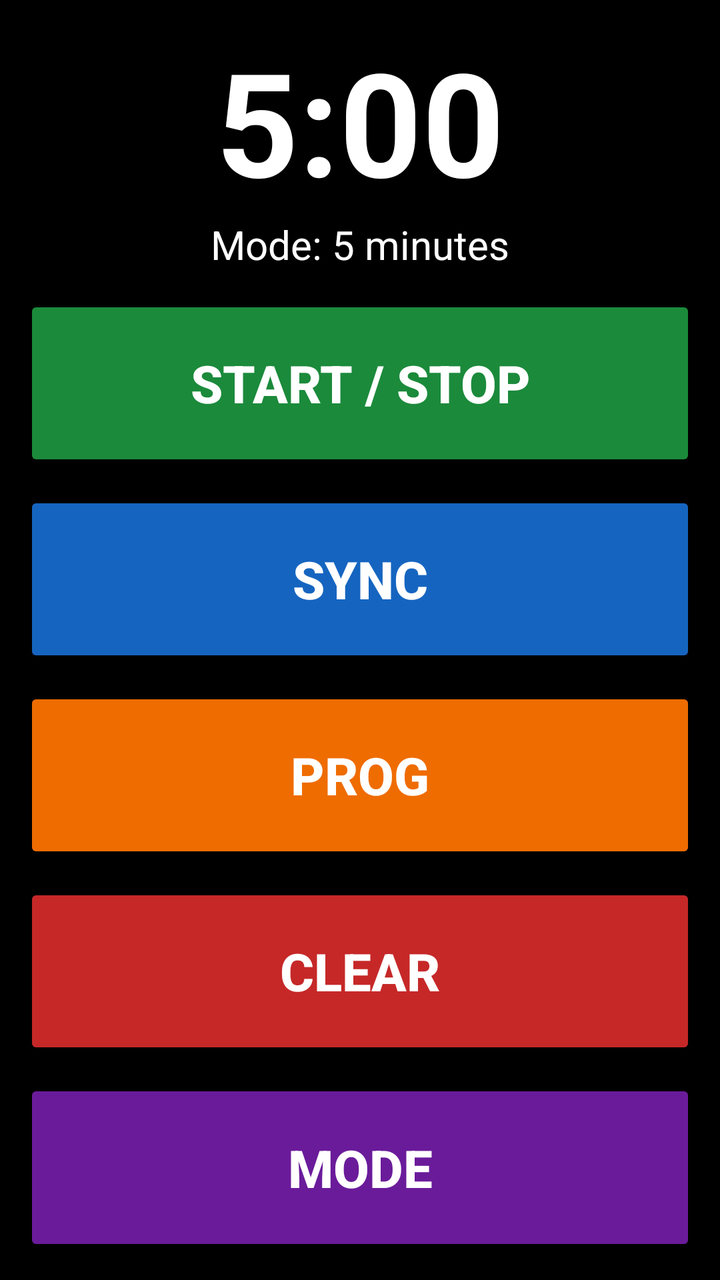
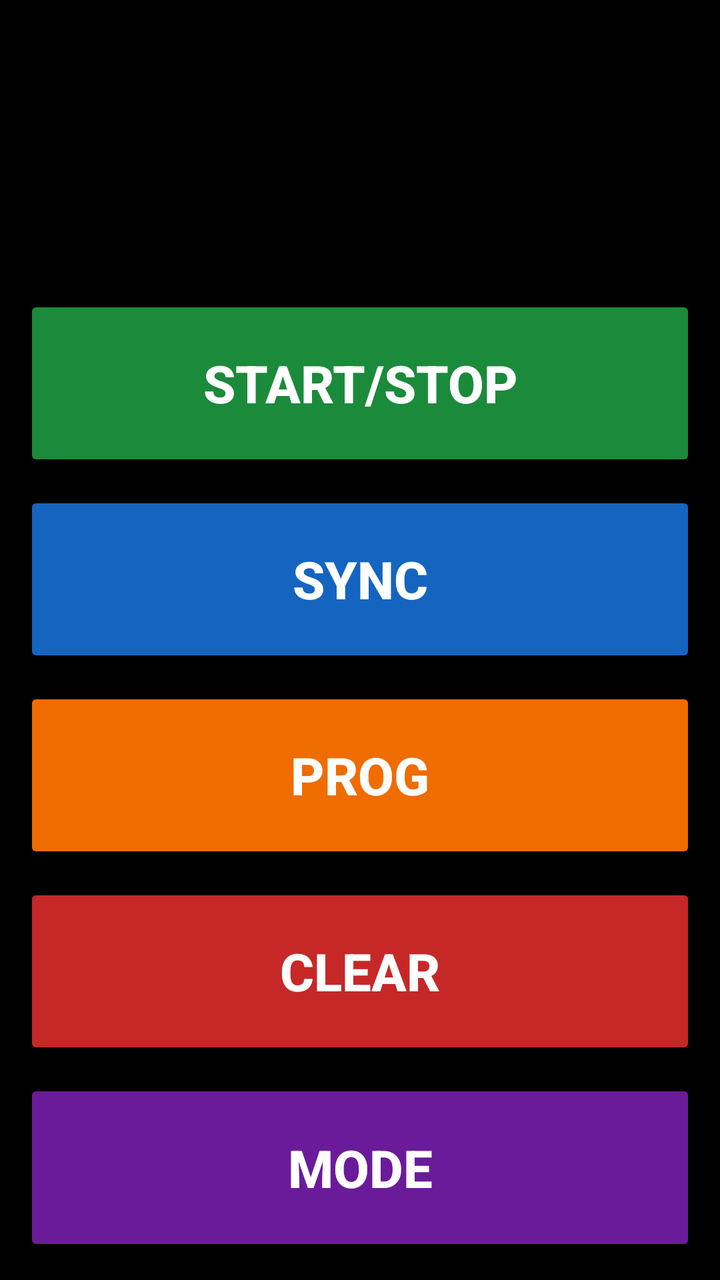

The first picture is an Android layout as it rendered before a commit; the second is the same layout after the commit. The layout source and the unified diff follow.
<!-- AndroidManifest.xml: application theme Theme.BlindStartWatch -->
<!-- res/layout/activity_main.xml -->
<?xml version="1.0" encoding="utf-8"?>
<LinearLayout xmlns:android="http://schemas.android.com/apk/res/android"
    xmlns:app="http://schemas.android.com/apk/res-auto"
    android:layout_width="match_parent"
    android:layout_height="match_parent"
    android:orientation="vertical"
    android:background="@color/background_black"
    android:padding="12dp">

    
    <TextView
        android:id="@+id/txtStatus"
        android:layout_width="match_parent"
        android:layout_height="0dp"
        android:layout_weight="1.1"
        android:gravity="center"
        android:textColor="@color/text_white"
        android:textStyle="bold"
        android:text="5:00"
        app:autoSizeTextType="uniform"
        app:autoSizeMinTextSize="40sp"
        app:autoSizeMaxTextSize="300sp"
        app:autoSizeStepGranularity="4sp"
        android:contentDescription="Current status" />

    <TextView
        android:id="@+id/txtMode"
        android:layout_width="match_parent"
        android:layout_height="wrap_content"
        android:gravity="center"
        android:textColor="@color/text_white"
        android:textSize="20sp"
        android:paddingBottom="12dp"
        android:text="Mode: 5 minutes" />

    
    <Button
        android:id="@+id/btnStartStop"
        android:layout_width="match_parent"
        android:layout_height="0dp"
        android:layout_weight="1"
        android:layout_marginBottom="10dp"
        android:backgroundTint="@color/btn_start_stop_go"
        android:text="START / STOP"
        android:textSize="26sp"
        android:textStyle="bold"
        android:textColor="@color/text_white" />

    
    <Button
        android:id="@+id/btnSync"
        android:layout_width="match_parent"
        android:layout_height="0dp"
        android:layout_weight="1"
        android:layout_marginBottom="10dp"
        android:backgroundTint="@color/btn_sync"
        android:text="SYNC"
        android:textSize="26sp"
        android:textStyle="bold"
        android:textColor="@color/text_white" />

    
    <Button
        android:id="@+id/btnProg"
        android:layout_width="match_parent"
        android:layout_height="0dp"
        android:layout_weight="1"
        android:layout_marginBottom="10dp"
        android:backgroundTint="@color/btn_prog"
        android:text="PROG"
        android:textSize="26sp"
        android:textStyle="bold"
        android:textColor="@color/text_white" />

    
    <Button
        android:id="@+id/btnClear"
        android:layout_width="match_parent"
        android:layout_height="0dp"
        android:layout_weight="1"
        android:layout_marginBottom="10dp"
        android:backgroundTint="@color/btn_clear"
        android:text="CLEAR"
        android:textSize="26sp"
        android:textStyle="bold"
        android:textColor="@color/text_white" />

    
    <Button
        android:id="@+id/btnMode"
        android:layout_width="match_parent"
        android:layout_height="0dp"
        android:layout_weight="1"
        android:backgroundTint="@color/btn_mode"
        android:text="MODE"
        android:textSize="26sp"
        android:textStyle="bold"
        android:textColor="@color/text_white" />

</LinearLayout>
<!-- resources referenced by this layout -->
<resources>
  <color name="background_black">#000000</color>
  <color name="btn_clear">#C62828</color>
  <color name="btn_mode">#6A1B9A</color>
  <color name="btn_prog">#EF6C00</color>
  <color name="btn_start_stop_go">#1B8A3B</color>
  <color name="btn_sync">#1565C0</color>
  <color name="text_white">#FFFFFF</color>
  <style name="Theme.BlindStartWatch" parent="Theme.MaterialComponents.NoActionBar">
          <item name="android:windowBackground">@color/background_black</item>
          <item name="android:statusBarColor">@color/background_black</item>
          <item name="colorPrimary">@color/background_black</item>
      </style>
</resources>

<!-- the commit's change to res/layout/activity_main.xml (unified diff, before → after) -->
@@ -16,12 +16,12 @@
         android:gravity="center"
         android:textColor="@color/text_white"
         android:textStyle="bold"
-        android:text="5:00"
+        android:text=""
         app:autoSizeTextType="uniform"
         app:autoSizeMinTextSize="40sp"
         app:autoSizeMaxTextSize="300sp"
         app:autoSizeStepGranularity="4sp"
-        android:contentDescription="Current status" />
+        android:contentDescription="@string/status_content_description" />
 
     <TextView
         android:id="@+id/txtMode"
@@ -31,7 +31,7 @@
         android:textColor="@color/text_white"
         android:textSize="20sp"
         android:paddingBottom="12dp"
-        android:text="Mode: 5 minutes" />
+        android:text="" />
 
     
     <Button
@@ -41,7 +41,7 @@
         android:layout_weight="1"
         android:layout_marginBottom="10dp"
         android:backgroundTint="@color/btn_start_stop_go"
-        android:text="START / STOP"
+        android:text="@string/btn_start_stop"
         android:textSize="26sp"
         android:textStyle="bold"
         android:textColor="@color/text_white" />
@@ -54,7 +54,7 @@
         android:layout_weight="1"
         android:layout_marginBottom="10dp"
         android:backgroundTint="@color/btn_sync"
-        android:text="SYNC"
+        android:text="@string/btn_sync"
         android:textSize="26sp"
         android:textStyle="bold"
         android:textColor="@color/text_white" />
@@ -67,7 +67,7 @@
         android:layout_weight="1"
         android:layout_marginBottom="10dp"
         android:backgroundTint="@color/btn_prog"
-        android:text="PROG"
+        android:text="@string/btn_prog"
         android:textSize="26sp"
         android:textStyle="bold"
         android:textColor="@color/text_white" />
@@ -80,7 +80,7 @@
         android:layout_weight="1"
         android:layout_marginBottom="10dp"
         android:backgroundTint="@color/btn_clear"
-        android:text="CLEAR"
+        android:text="@string/btn_clear"
         android:textSize="26sp"
         android:textStyle="bold"
         android:textColor="@color/text_white" />
@@ -92,7 +92,7 @@
         android:layout_height="0dp"
         android:layout_weight="1"
         android:backgroundTint="@color/btn_mode"
-        android:text="MODE"
+        android:text="@string/btn_mode"
         android:textSize="26sp"
         android:textStyle="bold"
         android:textColor="@color/text_white" />
<!-- resource entries referenced after the edit -->
@@ -7,6 +7,12 @@
   <color name="btn_start_stop_go">#1B8A3B</color>
   <color name="btn_sync">#1565C0</color>
   <color name="text_white">#FFFFFF</color>
+  <string name="btn_clear">Clear</string>
+  <string name="btn_mode">Mode</string>
+  <string name="btn_prog">Prog</string>
+  <string name="btn_start_stop">Start/Stop</string>
+  <string name="btn_sync">Sync</string>
+  <string name="status_content_description">Current status</string>
   <style name="Theme.BlindStartWatch" parent="Theme.MaterialComponents.NoActionBar">
           <item name="android:windowBackground">@color/background_black</item>
           <item name="android:statusBarColor">@color/background_black</item>
